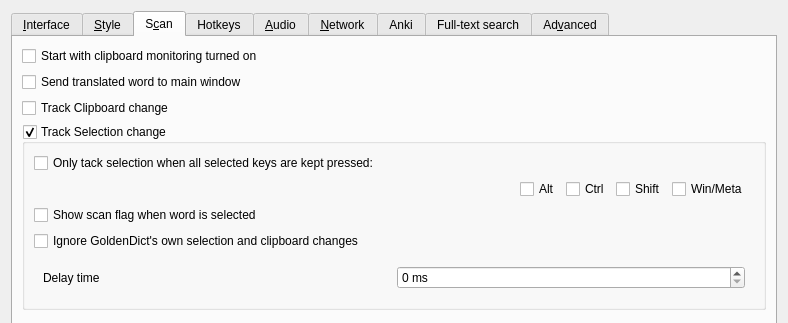
The window that src/ui/preferences.ui (xiaoyifang/goldendict-ng) describes before a commit, drawn with Qt 5; both pictures show x 0 to 788 and y 0 to 323 of the 788 by 588 pixel window.
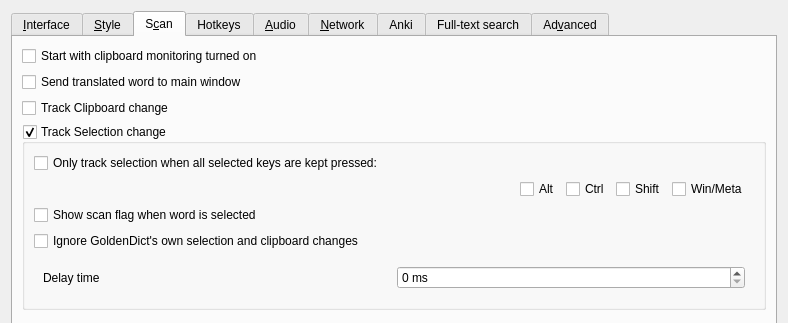
The same window after the commit. The open tabs and pages were chosen to show the change. Icons and pictures are not drawn.

Commit message: Correct typo in the preferences (tack -> track)

What changed in the file:
```diff
--- a/src/ui/preferences.ui
+++ b/src/ui/preferences.ui
@@ -689,7 +689,7 @@
 in the pressed state when the word selection changes.</string>
             </property>
             <property name="text">
-             <string>Only tack selection when all selected keys are kept pressed:</string>
+             <string>Only track selection when all selected keys are kept pressed:</string>
             </property>
            </widget>
           </item>
```
The commit also changes 44 other files.
